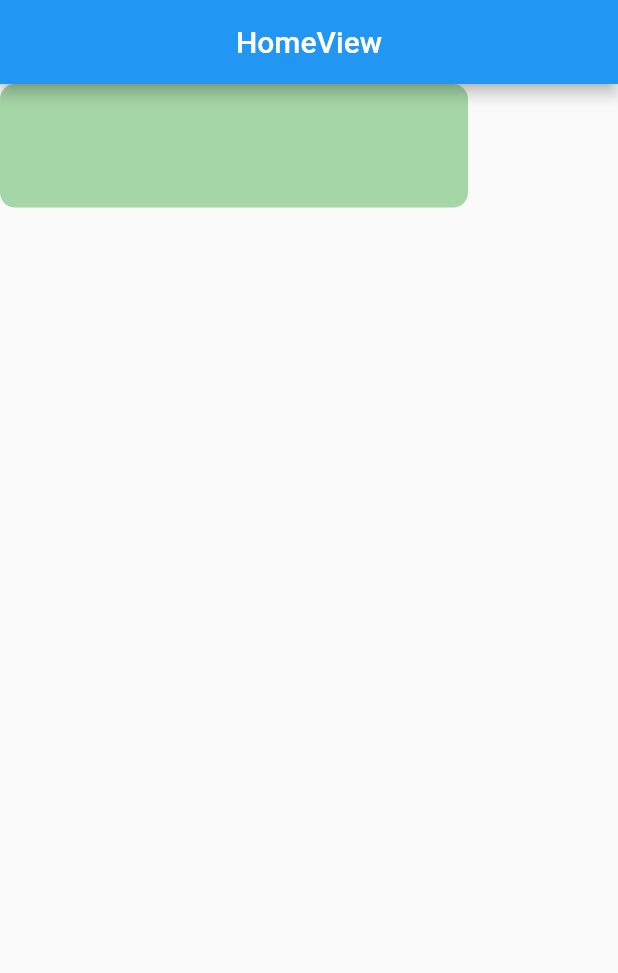
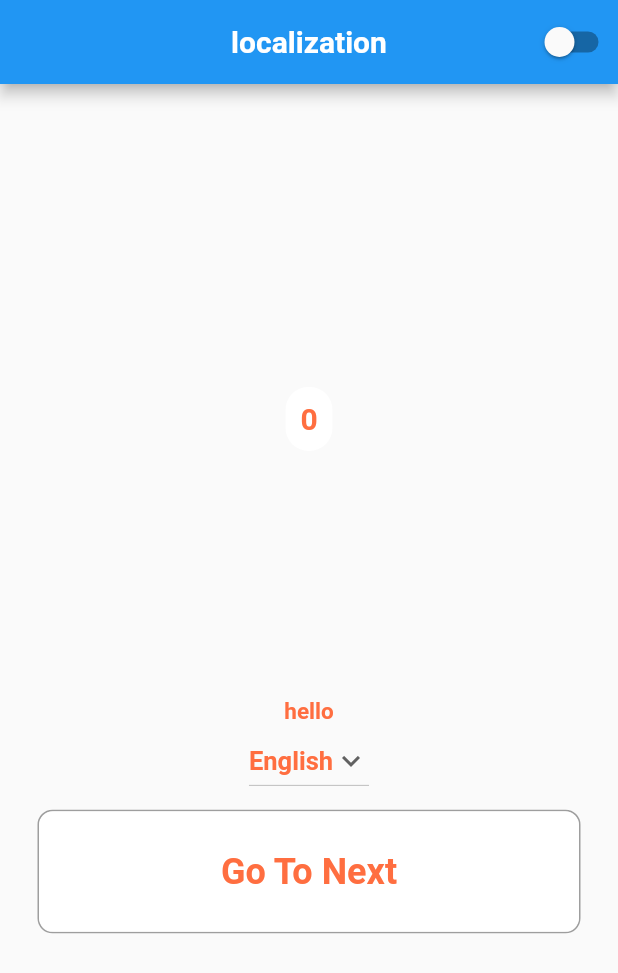
Before and after one commit to SulaimanDev11/getXPresentation, a Flutter app: the screen it shows after launch, on a phone screen of 412 x 824 dp. Shown: the top 973 px of the screen. Run offline on Flutter 3.47's test engine with Material 2 defaults, Android fonts, the phone set to English and light mode, and no system bars; our stand-ins replace get.

Commit message:
code is updated for presentation

```diff
--- a/lib/app/modules/home/views/home_view.dart
+++ b/lib/app/modules/home/views/home_view.dart
@@ -1,28 +1,136 @@
 import 'package:flutter/material.dart';
 
 import 'package:get/get.dart';
+import 'package:getxpresention/app/routes/app_pages.dart';
 
 import '../controllers/home_controller.dart';
 
 class HomeView extends GetView<HomeController> {
+  var items = ['English', 'Hindi', 'French'];
+  var dropDownValue = 'English'.obs;
+
   @override
   Widget build(BuildContext context) {
     return Scaffold(
-        appBar: AppBar(
-          title: Text('HomeView'),
-          centerTitle: true,
-        ),
-        body: Column(
+      appBar: AppBar(
+        title: Text('localization'),
+        centerTitle: true,
+        actions: [
+          Obx(
+            () => Switch(
+              value: controller.isDark.value,
+              onChanged: (status) {
+                controller.changeTheme(status);
+              },
+            ),
+          ),
+        ],
+      ),
+      body: Center(
+        child: Column(
+          mainAxisAlignment: MainAxisAlignment.center,
           children: [
+            ClipRRect(
+              borderRadius: BorderRadius.circular(100),
+              child: Material(
+                color: Colors.white,
+                child: InkWell(
+                    onTap: () {
+                      controller.increment();
+                    },
+                    child: Padding(
+                      padding: EdgeInsets.all(10),
+                      child: Obx(
+                        () => Text(
+                          '${controller.count.value}',
+                          style: Theme.of(context)
+                              .textTheme
+                              .headline5!
+                              .copyWith(fontSize: 20),
+                        ),
+                      ),
+                    )),
+              ),
+            ),
+            SizedBox(height: Get.height * 0.2),
+            Text(
+              'hello'.tr,
+              style:
+                  Theme.of(context).textTheme.headline5!.copyWith(fontSize: 15),
+            ),
+            DropdownButton(
+              style:
+                  Theme.of(context).textTheme.headline5!.copyWith(fontSize: 17),
+              value: dropDownValue.value,
+              icon: Icon(Icons.keyboard_arrow_down),
+              items: items.map((String items) {
+                return DropdownMenuItem(value: items, child: Text(items));
+              }).toList(),
+              onChanged: (String? newValue) {
+                dropDownValue.value = newValue!;
+                switch (newValue) {
+                  case 'English':
+                    {
+                      Get.snackbar('Saved', 'Language is Set to english');
+                      controller.changeLanguage('en', 'EN');
+                      break;
+                    }
+                  case 'Hindi':
+                    {
+                      Get.snackbar('Saved', 'Language is Set to hindi');
+                      controller.changeLanguage('hi', 'HI');
+                      break;
+                    }
+                  case 'French':
+                    {
+                      Get.snackbar('Saved', 'Language is Set to french');
+                      controller.changeLanguage('fr', 'FR');
+                      break;
+                    }
+                }
+              },
+            ),
+            SizedBox(height: Get.height * 0.01),
             Container(
               height: Get.height * 0.1,
-              width: Get.width - 100,
+              width: Get.width - 50,
               decoration: BoxDecoration(
-                color: Colors.green[200],
+                  borderRadius: BorderRadius.circular(10),
+                  border: Border.all(color: Colors.grey)),
+              child: ClipRRect(
                 borderRadius: BorderRadius.circular(10),
+                child: Material(
+                  color: Get.isDarkMode ? Colors.grey : Colors.white,
+                  child: InkWell(
+                    onTap: () {
+                      Get.defaultDialog(
+                        title: 'Attension',
+                        textConfirm: 'Go to Next',
+                        cancelTextColor: Colors.red,
+                        confirmTextColor: Colors.white,
+                        titlePadding:
+                            EdgeInsets.symmetric(vertical: 10, horizontal: 10),
+                        content: Text('Exit this screen'),
+                        onCancel: () {
+                          Get.back();
+                        },
+                        onConfirm: () {
+                          Get.toNamed(Routes.SCREEN2,
+                              arguments: controller.count);
+                        },
+                      );
+                    },
+                    child: Center(
+                      child: Text('Go To Next',
+                          style: Theme.of(context).textTheme.headline5!),
+                    ),
+                  ),
+                ),
               ),
-            )
+            ),
           ],
-        ));
+        ),
+      ),
+    );
   }
 }
--- /dev/null
+++ b/lib/app/modules/utils/message.dart
@@ -0,0 +1,17 @@
+import 'package:get/get.dart';
+
+class Messages extends Translations {
+  @override
+  // TODO: implement keys
+  Map<String, Map<String, String>> get keys => {
+        'en_US': {
+          'hello': 'Hello',
+        },
+        'hi_HI': {
+          'hello': 'नमस्ते',
+        },
+        'fr_FR': {
+          'hello': 'Bonjour',
+        }
+      };
+}
--- a/lib/app/routes/app_routes.dart
+++ b/lib/app/routes/app_routes.dart
@@ -5,8 +5,10 @@ abstract class Routes {
   Routes._();
 
   static const HOME = _Paths.HOME;
+  static const SCREEN2 = _Paths.SCREEN2;
 }
 
 abstract class _Paths {
   static const HOME = '/home';
+  static const SCREEN2 = '/screen2';
 }
```
Also changed, not shown: lib/app/modules/home/controllers/home_controller.dart (+36 -0 lines), lib/app/modules/screen2/bindings/screen2_binding.dart (added, +12 -0 lines), lib/app/modules/screen2/controllers/screen2_controller.dart (added, +22 -0 lines), lib/app/modules/screen2/views/screen2_view.dart (added, +36 -0 lines), lib/app/routes/app_pages.dart (+7 -0 lines), lib/main.dart (+16 -4 lines).
